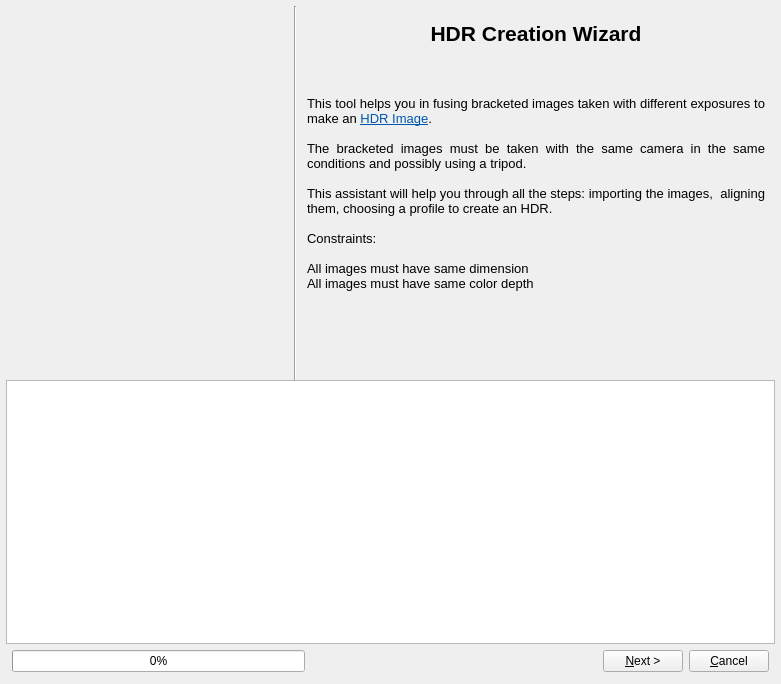
Before: the Qt Designer form src/HdrWizard/HdrWizard.ui in LuminanceHDR/LuminanceHDR, drawn with Qt 5.
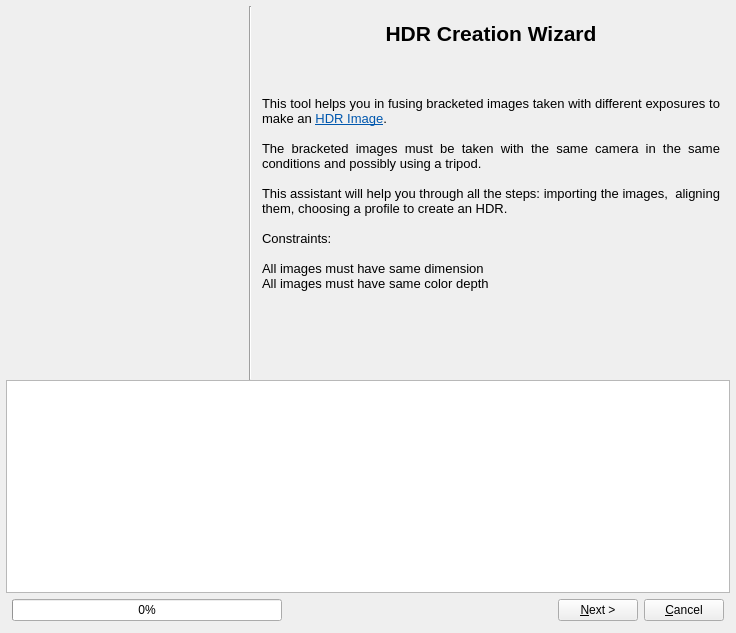
After: the same form once the commit is applied. Icons and pictures are not drawn.

The edit to the form file:
```diff
--- a/src/HdrWizard/HdrWizard.ui
+++ b/src/HdrWizard/HdrWizard.ui
@@ -6,8 +6,8 @@
    <rect>
     <x>0</x>
     <y>0</y>
-    <width>781</width>
-    <height>684</height>
+    <width>736</width>
+    <height>633</height>
    </rect>
   </property>
   <property name="windowTitle">
```
